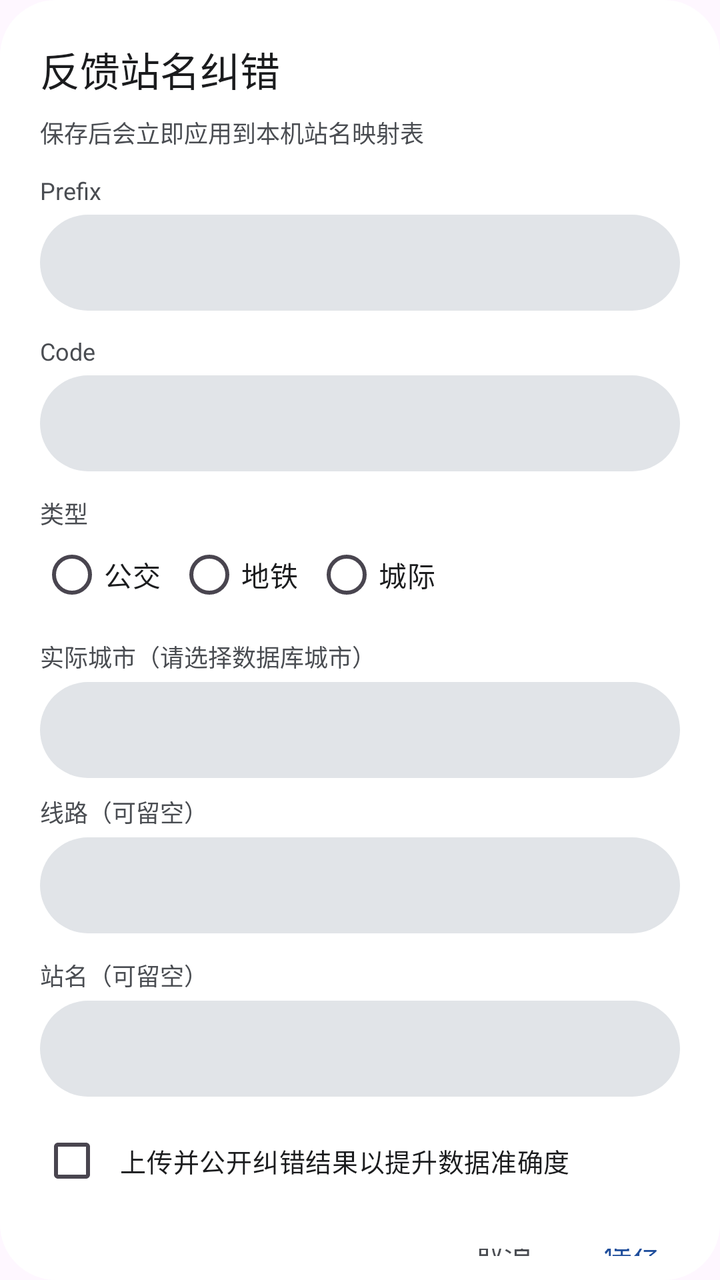
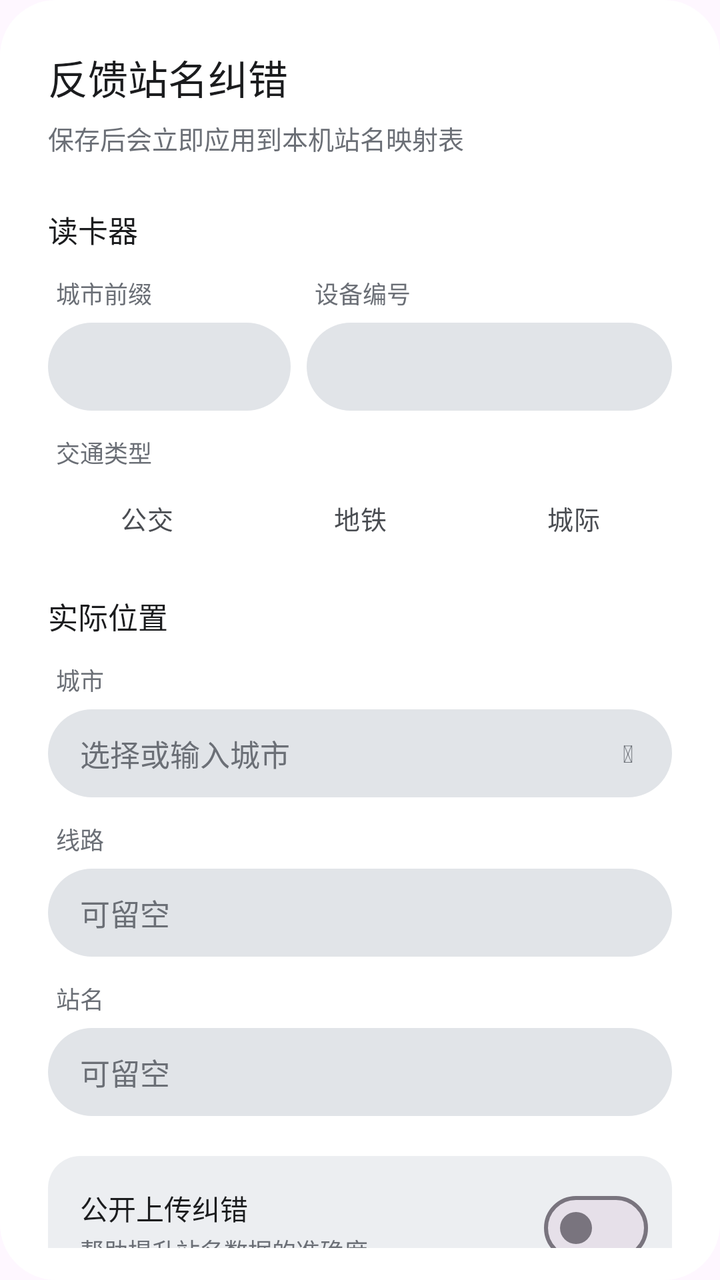

Before-and-after screenshots of an Android layout around one commit, followed by the original layout XML and the change that was made.
<!-- AndroidManifest.xml: application theme Theme.TransitU -->
<!-- res/layout/dialog_feedback.xml -->
<?xml version="1.0" encoding="utf-8"?>
<LinearLayout xmlns:android="http://schemas.android.com/apk/res/android"
    android:layout_width="320dp"
    android:layout_height="wrap_content"
    android:orientation="vertical"
    android:background="@drawable/bg_dialog">

    <ScrollView
        android:id="@+id/feedbackScroll"
        android:layout_width="match_parent"
        android:layout_height="wrap_content"
        android:fillViewport="false"
        android:padding="20dp">

        <LinearLayout
            android:layout_width="match_parent"
            android:layout_height="wrap_content"
            android:orientation="vertical">

            <TextView
                android:id="@+id/feedbackTitle"
                android:layout_width="match_parent"
                android:layout_height="wrap_content"
                android:text="反馈站名纠错"
                android:textColor="@color/ink"
                android:textSize="20sp"
                android:fontFamily="sans-serif-medium" />

            <TextView
                android:layout_width="match_parent"
                android:layout_height="wrap_content"
                android:layout_marginTop="8dp"
                android:text="保存后会立即应用到本机站名映射表"
                android:textColor="@color/ink_2"
                android:textSize="12sp" />

            <TextView
                android:layout_width="match_parent"
                android:layout_height="wrap_content"
                android:layout_marginTop="12dp"
                android:text="Prefix"
                android:textColor="@color/ink_2"
                android:textSize="12sp" />

            <EditText
                android:id="@+id/feedbackPrefix"
                android:layout_width="match_parent"
                android:layout_height="48dp"
                android:layout_marginTop="4dp"
                android:background="@drawable/bg_chip_default"
                android:inputType="text"
                android:paddingStart="12dp"
                android:paddingEnd="12dp"
                android:singleLine="true"
                android:textColor="@color/ink"
                android:textSize="15sp" />

            <TextView
                android:layout_width="match_parent"
                android:layout_height="wrap_content"
                android:layout_marginTop="12dp"
                android:text="Code"
                android:textColor="@color/ink_2"
                android:textSize="12sp" />

            <EditText
                android:id="@+id/feedbackCode"
                android:layout_width="match_parent"
                android:layout_height="48dp"
                android:layout_marginTop="4dp"
                android:background="@drawable/bg_chip_default"
                android:inputType="text"
                android:paddingStart="12dp"
                android:paddingEnd="12dp"
                android:singleLine="true"
                android:textColor="@color/ink"
                android:textSize="15sp" />

            <TextView
                android:layout_width="match_parent"
                android:layout_height="wrap_content"
                android:layout_marginTop="12dp"
                android:text="类型"
                android:textColor="@color/ink_2"
                android:textSize="12sp" />

            <RadioGroup
                android:id="@+id/feedbackType"
                android:layout_width="match_parent"
                android:layout_height="wrap_content"
                android:layout_marginTop="2dp"
                android:orientation="horizontal">

                <RadioButton
                    android:id="@+id/feedbackTypeBus"
                    android:layout_width="wrap_content"
                    android:layout_height="40dp"
                    android:text="公交"
                    android:textColor="@color/ink"
                    android:textSize="14sp" />

                <RadioButton
                    android:id="@+id/feedbackTypeMetro"
                    android:layout_width="wrap_content"
                    android:layout_height="40dp"
                    android:layout_marginStart="8dp"
                    android:text="地铁"
                    android:textColor="@color/ink"
                    android:textSize="14sp" />

                <RadioButton
                    android:id="@+id/feedbackTypeIntercity"
                    android:layout_width="wrap_content"
                    android:layout_height="40dp"
                    android:layout_marginStart="8dp"
                    android:text="城际"
                    android:textColor="@color/ink"
                    android:textSize="14sp" />
            </RadioGroup>

            <TextView
                android:layout_width="match_parent"
                android:layout_height="wrap_content"
                android:layout_marginTop="12dp"
                android:text="实际城市（请选择数据库城市）"
                android:textColor="@color/ink_2"
                android:textSize="12sp" />

            <AutoCompleteTextView
                android:id="@+id/feedbackCity"
                android:layout_width="match_parent"
                android:layout_height="48dp"
                android:layout_marginTop="4dp"
                android:background="@drawable/bg_chip_default"
                android:completionThreshold="1"
                android:inputType="text"
                android:paddingStart="12dp"
                android:paddingEnd="12dp"
                android:singleLine="true"
                android:textColor="@color/ink"
                android:textSize="15sp" />

            <TextView
                android:layout_width="match_parent"
                android:layout_height="wrap_content"
                android:layout_marginTop="8dp"
                android:text="线路（可留空）"
                android:textColor="@color/ink_2"
                android:textSize="12sp" />

            <EditText
                android:id="@+id/feedbackLine"
                android:layout_width="match_parent"
                android:layout_height="48dp"
                android:layout_marginTop="4dp"
                android:background="@drawable/bg_chip_default"
                android:inputType="text"
                android:paddingStart="12dp"
                android:paddingEnd="12dp"
                android:singleLine="true"
                android:textColor="@color/ink"
                android:textSize="15sp" />

            <TextView
                android:layout_width="match_parent"
                android:layout_height="wrap_content"
                android:layout_marginTop="12dp"
                android:text="站名（可留空）"
                android:textColor="@color/ink_2"
                android:textSize="12sp" />

            <EditText
                android:id="@+id/feedbackStation"
                android:layout_width="match_parent"
                android:layout_height="48dp"
                android:layout_marginTop="4dp"
                android:background="@drawable/bg_chip_default"
                android:inputType="text"
                android:paddingStart="12dp"
                android:paddingEnd="12dp"
                android:singleLine="true"
                android:textColor="@color/ink"
                android:textSize="15sp" />

            <CheckBox
                android:id="@+id/feedbackPublish"
                android:layout_width="match_parent"
                android:layout_height="wrap_content"
                android:layout_marginTop="8dp"
                android:paddingStart="8dp"
                android:text="上传并公开纠错结果以提升数据准确度"
                android:textColor="@color/ink"
                android:textSize="13sp" />
        </LinearLayout>
    </ScrollView>

    <LinearLayout
        android:layout_width="match_parent"
        android:layout_height="wrap_content"
        android:orientation="horizontal"
        android:gravity="end|center_vertical"
        android:paddingStart="12dp"
        android:paddingEnd="12dp"
        android:paddingBottom="12dp">

        <TextView
            android:id="@+id/feedbackCancel"
            android:layout_width="wrap_content"
            android:layout_height="40dp"
            android:clickable="true"
            android:focusable="true"
            android:gravity="center"
            android:text="取消"
            android:textColor="@color/ink_2"
            android:textSize="14sp"
            android:minWidth="64dp"
            android:paddingStart="12dp"
            android:paddingEnd="12dp"
            android:fontFamily="sans-serif-medium"
            android:background="@drawable/bg_text_button" />

        <TextView
            android:id="@+id/feedbackConfirm"
            android:layout_width="wrap_content"
            android:layout_height="40dp"
            android:clickable="true"
            android:focusable="true"
            android:gravity="center"
            android:text="保存"
            android:textColor="@color/accent"
            android:textSize="14sp"
            android:minWidth="64dp"
            android:paddingStart="12dp"
            android:paddingEnd="12dp"
            android:fontFamily="sans-serif-medium"
            android:background="@drawable/bg_text_button" />
    </LinearLayout>
</LinearLayout>
<!-- resources referenced by this layout -->
<resources>
  <color name="accent">#1F4E9C</color>
  <color name="ink">#1B1C1E</color>
  <color name="ink_2">#4A4D52</color>
  <!-- drawable bg_chip_default (drawable) -->
  <?xml version="1.0" encoding="utf-8"?>
  <shape xmlns:android="http://schemas.android.com/apk/res/android">
      <solid android:color="@color/line" />
      <corners android:radius="999dp" />
  </shape>
  <!-- drawable bg_dialog (drawable) -->
  <?xml version="1.0" encoding="utf-8"?>
  <shape xmlns:android="http://schemas.android.com/apk/res/android">
      <solid android:color="@color/surface" />
      <corners android:radius="28dp" />
  </shape>
  <color name="line">#E1E4E8</color>
  <color name="surface">#FFFFFF</color>
  <!-- drawable tu_text_select_handle_left (drawable) -->
  <?xml version="1.0" encoding="utf-8"?>
  <bitmap xmlns:android="http://schemas.android.com/apk/res/android"
      android:src="@drawable/abc_text_select_handle_left_mtrl"
      android:tint="?attr/colorPrimary"
      android:tintMode="src_in" />
  <!-- unchanged entries left out for length: 4 -->
</resources>

<!-- the commit's change to res/layout/dialog_feedback.xml (unified diff, before → after) -->
@@ -1,204 +1,248 @@
 <?xml version="1.0" encoding="utf-8"?>
 <LinearLayout xmlns:android="http://schemas.android.com/apk/res/android"
-    android:layout_width="320dp"
+    android:layout_width="312dp"
     android:layout_height="wrap_content"
-    android:orientation="vertical"
-    android:background="@drawable/bg_dialog">
+    android:background="@drawable/bg_dialog"
+    android:orientation="vertical">
+
+    <TextView
+        android:id="@+id/feedbackTitle"
+        android:layout_width="match_parent"
+        android:layout_height="wrap_content"
+        android:fontFamily="sans-serif-medium"
+        android:paddingStart="24dp"
+        android:paddingTop="24dp"
+        android:paddingEnd="24dp"
+        android:text="反馈站名纠错"
+        android:textColor="@color/ink"
+        android:textSize="20sp" />
+
+    <TextView
+        android:layout_width="match_parent"
+        android:layout_height="wrap_content"
+        android:layout_marginTop="6dp"
+        android:paddingStart="24dp"
+        android:paddingEnd="24dp"
+        android:text="保存后会立即应用到本机站名映射表"
+        android:textColor="@color/ink_3"
+        android:textSize="13sp" />
+
+    
+    <View
+        android:id="@+id/feedbackDividerTop"
+        android:layout_width="match_parent"
+        android:layout_height="1dp"
+        android:layout_marginTop="12dp"
+        android:background="@color/line"
+        android:visibility="invisible" />
 
     <ScrollView
         android:id="@+id/feedbackScroll"
         android:layout_width="match_parent"
         android:layout_height="wrap_content"
         android:fillViewport="false"
-        android:padding="20dp">
+        android:paddingStart="24dp"
+        android:paddingEnd="24dp"
+        android:paddingBottom="16dp"
+        android:scrollbars="none">
 
         <LinearLayout
             android:layout_width="match_parent"
             android:layout_height="wrap_content"
             android:orientation="vertical">
 
-            <TextView
-                android:id="@+id/feedbackTitle"
+            
+            <TextView
+                style="@style/FeedbackSection"
+                android:text="读卡器" />
+
+            <LinearLayout
                 android:layout_width="match_parent"
                 android:layout_height="wrap_content"
-                android:text="反馈站名纠错"
-                android:textColor="@color/ink"
-                android:textSize="20sp"
-                android:fontFamily="sans-serif-medium" />
-
-            <TextView
-                android:layout_width="match_parent"
-                android:layout_height="wrap_content"
-                android:layout_marginTop="8dp"
-                android:text="保存后会立即应用到本机站名映射表"
-                android:textColor="@color/ink_2"
-                android:textSize="12sp" />
-
-            <TextView
-                android:layout_width="match_parent"
-                android:layout_height="wrap_content"
+                android:orientation="horizontal">
+
+                <LinearLayout
+                    android:layout_width="0dp"
+                    android:layout_height="wrap_content"
+                    android:layout_marginEnd="8dp"
+                    android:layout_weight="2"
+                    android:orientation="vertical">
+
+                    <TextView
+                        style="@style/FeedbackLabel"
+                        android:text="城市前缀" />
+
+                    <EditText
+                        android:id="@+id/feedbackPrefix"
+                        style="@style/FeedbackField"
+                        android:fontFamily="monospace"
+                        android:inputType="textCapCharacters|textNoSuggestions" />
+                </LinearLayout>
+
+                <LinearLayout
+                    android:layout_width="0dp"
+                    android:layout_height="wrap_content"
+                    android:layout_weight="3"
+                    android:orientation="vertical">
+
+                    <TextView
+                        style="@style/FeedbackLabel"
+                        android:text="设备编号" />
+
+                    <EditText
+                        android:id="@+id/feedbackCode"
+                        style="@style/FeedbackField"
+                        android:fontFamily="monospace"
+                        android:inputType="textCapCharacters|textNoSuggestions" />
+                </LinearLayout>
+            </LinearLayout>
+
+            <TextView
+                style="@style/FeedbackLabel"
                 android:layout_marginTop="12dp"
-                android:text="Prefix"
-                android:textColor="@color/ink_2"
-                android:textSize="12sp" />
-
-            <EditText
-                android:id="@+id/feedbackPrefix"
-                android:layout_width="match_parent"
-                android:layout_height="48dp"
-                android:layout_marginTop="4dp"
-                android:background="@drawable/bg_chip_default"
-                android:inputType="text"
-                android:paddingStart="12dp"
-                android:paddingEnd="12dp"
-                android:singleLine="true"
-                android:textColor="@color/ink"
-                android:textSize="15sp" />
-
-            <TextView
-                android:layout_width="match_parent"
-                android:layout_height="wrap_content"
-                android:layout_marginTop="12dp"
-                android:text="Code"
-                android:textColor="@color/ink_2"
-                android:textSize="12sp" />
-
-            <EditText
-                android:id="@+id/feedbackCode"
-                android:layout_width="match_parent"
-                android:layout_height="48dp"
-                android:layout_marginTop="4dp"
-                android:background="@drawable/bg_chip_default"
-                android:inputType="text"
-                android:paddingStart="12dp"
-                android:paddingEnd="12dp"
-                android:singleLine="true"
-                android:textColor="@color/ink"
-                android:textSize="15sp" />
-
-            <TextView
-                android:layout_width="match_parent"
-                android:layout_height="wrap_content"
-                android:layout_marginTop="12dp"
-                android:text="类型"
-                android:textColor="@color/ink_2"
-                android:textSize="12sp" />
-
+                android:text="交通类型" />
+
+            
             <RadioGroup
                 android:id="@+id/feedbackType"
                 android:layout_width="match_parent"
                 android:layout_height="wrap_content"
-                android:layout_marginTop="2dp"
                 android:orientation="horizontal">
 
                 <RadioButton
                     android:id="@+id/feedbackTypeBus"
-                    android:layout_width="wrap_content"
-                    android:layout_height="40dp"
-                    android:text="公交"
-                    android:textColor="@color/ink"
-                    android:textSize="14sp" />
+                    style="@style/FeedbackTypeChip"
+                    android:text="公交" />
 
                 <RadioButton
                     android:id="@+id/feedbackTypeMetro"
-                    android:layout_width="wrap_content"
-                    android:layout_height="40dp"
+                    style="@style/FeedbackTypeChip"
                     android:layout_marginStart="8dp"
-                    android:text="地铁"
-                    android:textColor="@color/ink"
-                    android:textSize="14sp" />
+                    android:text="地铁" />
 
                 <RadioButton
                     android:id="@+id/feedbackTypeIntercity"
-                    android:layout_width="wrap_content"
-                    android:layout_height="40dp"
+                    style="@style/FeedbackTypeChip"
                     android:layout_marginStart="8dp"
-                    android:text="城际"
-                    android:textColor="@color/ink"
-                    android:textSize="14sp" />
+                    android:text="城际" />
             </RadioGroup>
 
-            <TextView
-                android:layout_width="match_parent"
-                android:layout_height="wrap_content"
+            
+            <TextView
+                style="@style/FeedbackSection"
+                android:layout_marginTop="20dp"
+                android:text="实际位置" />
+
+            <TextView
+                style="@style/FeedbackLabel"
+                android:text="城市" />
+
+            
+            <FrameLayout
+                android:layout_width="match_parent"
+                android:layout_height="wrap_content">
+
+                <AutoCompleteTextView
+                    android:id="@+id/feedbackCity"
+                    style="@style/FeedbackField"
+                    android:completionThreshold="1"
+                    android:dropDownVerticalOffset="6dp"
+                    android:hint="选择或输入城市"
+                    android:paddingEnd="44dp"
+                    android:popupBackground="@drawable/bg_dropdown_popup" />
+
+                <TextView
+                    android:id="@+id/feedbackCityChevron"
+                    android:layout_width="44dp"
+                    android:layout_height="44dp"
+                    android:layout_gravity="end|center_vertical"
+                    android:background="@drawable/bg_back_button"
+                    android:clickable="true"
+                    android:focusable="true"
+                    android:gravity="center"
+                    android:text="&#xf078;"
+                    android:textColor="@color/ink_3"
+                    android:textSize="12sp" />
+            </FrameLayout>
+
+            <TextView
+                style="@style/FeedbackLabel"
                 android:layout_marginTop="12dp"
-                android:text="实际城市（请选择数据库城市）"
-                android:textColor="@color/ink_2"
-                android:textSize="12sp" />
-
-            <AutoCompleteTextView
-                android:id="@+id/feedbackCity"
-                android:layout_width="match_parent"
-                android:layout_height="48dp"
-                android:layout_marginTop="4dp"
-                android:background="@drawable/bg_chip_default"
-                android:completionThreshold="1"
-                android:inputType="text"
-                android:paddingStart="12dp"
-                android:paddingEnd="12dp"
-                android:singleLine="true"
-                android:textColor="@color/ink"
-                android:textSize="15sp" />
-
-            <TextView
-                android:layout_width="match_parent"
-                android:layout_height="wrap_content"
-                android:layout_marginTop="8dp"
-                android:text="线路（可留空）"
-                android:textColor="@color/ink_2"
-                android:textSize="12sp" />
+                android:text="线路" />
 
             <EditText
                 android:id="@+id/feedbackLine"
-                android:layout_width="match_parent"
-                android:layout_height="48dp"
-                android:layout_marginTop="4dp"
-                android:background="@drawable/bg_chip_default"
-                android:inputType="text"
-                android:paddingStart="12dp"
-                android:paddingEnd="12dp"
-                android:singleLine="true"
-                android:textColor="@color/ink"
-                android:textSize="15sp" />
-
-            <TextView
-                android:layout_width="match_parent"
-                android:layout_height="wrap_content"
+                style="@style/FeedbackField"
+                android:hint="可留空" />
+
+            <TextView
+                style="@style/FeedbackLabel"
                 android:layout_marginTop="12dp"
-                android:text="站名（可留空）"
-                android:textColor="@color/ink_2"
-                android:textSize="12sp" />
+                android:text="站名" />
 
             <EditText
                 android:id="@+id/feedbackStation"
-                android:layout_width="match_parent"
-                android:layout_height="48dp"
-                android:layout_marginTop="4dp"
-                android:background="@drawable/bg_chip_default"
-                android:inputType="text"
-                android:paddingStart="12dp"
+                style="@style/FeedbackField"
+                android:hint="可留空" />
+
+            
+            <LinearLayout
+                android:id="@+id/feedbackPublishRow"
+                android:layout_width="match_parent"
+                android:layout_height="wrap_content"
+                android:layout_marginTop="20dp"
+                android:background="@drawable/bg_feedback_publish"
+                android:gravity="center_vertical"
+                android:orientation="horizontal"
+                android:paddingStart="16dp"
+                android:paddingTop="12dp"
                 android:paddingEnd="12dp"
-                android:singleLine="true"
-                android:textColor="@color/ink"
-                android:textSize="15sp" />
-
-            <CheckBox
-                android:id="@+id/feedbackPublish"
-                android:layout_width="match_parent"
-                android:layout_height="wrap_content"
-                android:layout_marginTop="8dp"
-                android:paddingStart="8dp"
-                android:text="上传并公开纠错结果以提升数据准确度"
-                android:textColor="@color/ink"
-                android:textSize="13sp" />
+                android:paddingBottom="12dp">
+
+                <LinearLayout
+                    android:layout_width="0dp"
+                    android:layout_height="wrap_content"
+                    android:layout_marginEnd="12dp"
+                    android:layout_weight="1"
+                    android:orientation="vertical">
+
+                    <TextView
+                        android:layout_width="wrap_content"
+                        android:layout_height="wrap_content"
+                        android:text="公开上传纠错"
+                        android:textColor="@color/ink"
+                        android:textSize="14sp" />
+
+                    <TextView
+                        android:layout_width="wrap_content"
+                        android:layout_height="wrap_content"
+                        android:layout_marginTop="2dp"
+                        android:text="帮助提升站名数据的准确度"
+                        android:textColor="@color/ink_3"
+                        android:textSize="12sp" />
+                </LinearLayout>
+
+                <com.google.android.material.materialswitch.MaterialSwitch
+                    android:id="@+id/feedbackPublish"
+                    android:layout_width="wrap_content"
+                    android:layout_height="wrap_content" />
+            </LinearLayout>
         </LinearLayout>
     </ScrollView>
 
+    <View
+        android:id="@+id/feedbackDividerBottom"
+        android:layout_width="match_parent"
+        android:layout_height="1dp"
+        android:layout_marginBottom="8dp"
+        android:background="@color/line"
+        android:visibility="invisible" />
+
     <LinearLayout
         android:layout_width="match_parent"
         android:layout_height="wrap_content"
+        android:gravity="end|center_vertical"
         android:orientation="horizontal"
-        android:gravity="end|center_vertical"
         android:paddingStart="12dp"
         android:paddingEnd="12dp"
         android:paddingBottom="12dp">
@@ -207,32 +251,32 @@
             android:id="@+id/feedbackCancel"
             android:layout_width="wrap_content"
             android:layout_height="40dp"
+            android:background="@drawable/bg_text_button"
             android:clickable="true"
             android:focusable="true"
+            android:fontFamily="sans-serif-medium"
             android:gravity="center"
-            android:text="取消"
-            android:textColor="@color/ink_2"
-            android:textSize="14sp"
             android:minWidth="64dp"
             android:paddingStart="12dp"
             android:paddingEnd="12dp"
-            android:fontFamily="sans-serif-medium"
-            android:background="@drawable/bg_text_button" />
+            android:text="取消"
+            android:textColor="@color/ink_2"
+            android:textSize="14sp" />
 
         <TextView
             android:id="@+id/feedbackConfirm"
             android:layout_width="wrap_content"
             android:layout_height="40dp"
+            android:background="@drawable/bg_text_button"
             android:clickable="true"
             android:focusable="true"
+            android:fontFamily="sans-serif-medium"
             android:gravity="center"
-            android:text="保存"
-            android:textColor="@color/accent"
-            android:textSize="14sp"
             android:minWidth="64dp"
             android:paddingStart="12dp"
             android:paddingEnd="12dp"
-            android:fontFamily="sans-serif-medium"
-            android:background="@drawable/bg_text_button" />
+            android:text="保存"
+            android:textColor="@color/accent"
+            android:textSize="14sp" />
     </LinearLayout>
 </LinearLayout>
<!-- resource entries referenced after the edit -->
@@ -3,6 +3,7 @@
   <color name="accent">#1F4E9C</color>
   <color name="ink">#1B1C1E</color>
   <color name="ink_2">#4A4D52</color>
+  <color name="ink_3">#6B6F76</color>
   <!-- drawable bg_chip_default (drawable) -->
   <?xml version="1.0" encoding="utf-8"?>
   <shape xmlns:android="http://schemas.android.com/apk/res/android">
@@ -15,8 +16,67 @@
       <solid android:color="@color/surface" />
       <corners android:radius="28dp" />
   </shape>
+  <!-- drawable bg_dropdown_popup (drawable) -->
+  <?xml version="1.0" encoding="utf-8"?>
+  <shape xmlns:android="http://schemas.android.com/apk/res/android">
+      <solid android:color="@color/surface" />
+      <corners android:radius="16dp" />
+      <padding android:top="6dp" android:bottom="6dp" />
+  </shape>
+  <!-- drawable bg_feedback_publish (drawable) -->
+  <?xml version="1.0" encoding="utf-8"?>
+  <shape xmlns:android="http://schemas.android.com/apk/res/android">
+      <solid android:color="@color/fill" />
+      <corners android:radius="16dp" />
+  </shape>
+  <style name="FeedbackField">
+          <item name="android:layout_width">match_parent</item>
+          <item name="android:layout_height">44dp</item>
+          <item name="android:background">@drawable/bg_chip_default</item>
+          <item name="android:inputType">text</item>
+          <item name="android:paddingStart">16dp</item>
+          <item name="android:paddingEnd">16dp</item>
+          <item name="android:singleLine">true</item>
+          <item name="android:textColor">@color/ink</item>
+          <item name="android:textColorHint">@color/ink_3</item>
+          <item name="android:textSize">15sp</item>
+      </style>
+  <style name="FeedbackLabel">
+          <item name="android:layout_width">match_parent</item>
+          <item name="android:layout_height">wrap_content</item>
+          <item name="android:layout_marginTop">8dp</item>
+          <item name="android:layout_marginBottom">6dp</item>
+          <item name="android:paddingStart">4dp</item>
+          <item name="android:textColor">@color/ink_3</item>
+          <item name="android:textSize">12sp</item>
+      </style>
+  <style name="FeedbackSection">
+          <item name="android:layout_width">match_parent</item>
+          <item name="android:layout_height">wrap_content</item>
+          <item name="android:layout_marginTop">12dp</item>
+          <item name="android:layout_marginBottom">4dp</item>
+          <item name="android:fontFamily">sans-serif-medium</item>
+          <item name="android:textColor">@color/ink</item>
+          <item name="android:textSize">15sp</item>
+      </style>
+  <style name="FeedbackTypeChip">
+          <item name="android:layout_width">0dp</item>
+          <item name="android:layout_height">36dp</item>
+          <item name="android:layout_weight">1</item>
+          <item name="android:button">@null</item>
+          <item name="android:gravity">center</item>
+          <item name="android:textColor">@color/ink_2</item>
+          <item name="android:textSize">13sp</item>
+      </style>
   <color name="line">#E1E4E8</color>
+  <!-- drawable bg_back_button (drawable) -->
+  <?xml version="1.0" encoding="utf-8"?>
+  <shape xmlns:android="http://schemas.android.com/apk/res/android"
+      android:shape="oval">
+      <solid android:color="@android:color/transparent" />
+  </shape>
   <color name="surface">#FFFFFF</color>
+  <color name="fill">#ECEEF1</color>
   <!-- drawable tu_text_select_handle_left (drawable) -->
   <?xml version="1.0" encoding="utf-8"?>
   <bitmap xmlns:android="http://schemas.android.com/apk/res/android"
